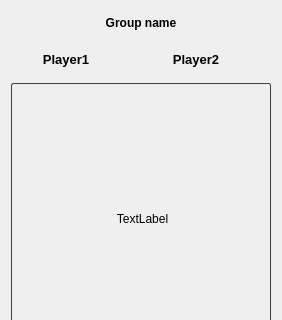
Before: the Qt Designer form include/ui_/BoxContainer.ui in arcAcemK/LevelManager, drawn with Qt 5; both pictures show x 0 to 282 and y 0 to 320 of the 282 by 459 pixel window.
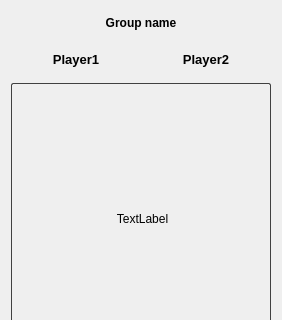
After: the same form once the commit is applied.

```diff
--- a/include/ui_/BoxContainer.ui
+++ b/include/ui_/BoxContainer.ui
@@ -93,7 +93,7 @@
         <widget class="QLabel" name="player1">
          <property name="maximumSize">
           <size>
-           <width>110</width>
+           <width>145</width>
            <height>35</height>
           </size>
          </property>
@@ -115,7 +115,7 @@
         <widget class="QLabel" name="player2">
          <property name="maximumSize">
           <size>
-           <width>16777215</width>
+           <width>145</width>
            <height>35</height>
           </size>
          </property>
```
Left out of the diff: 9 changed lines with no effect on the pictures.
